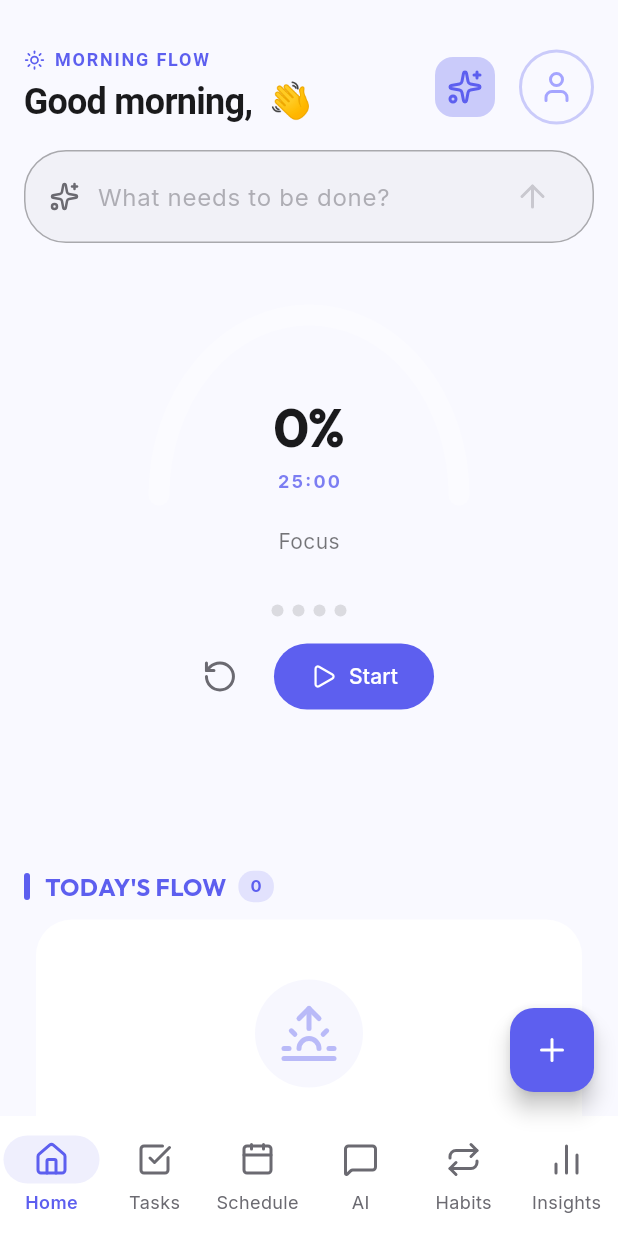
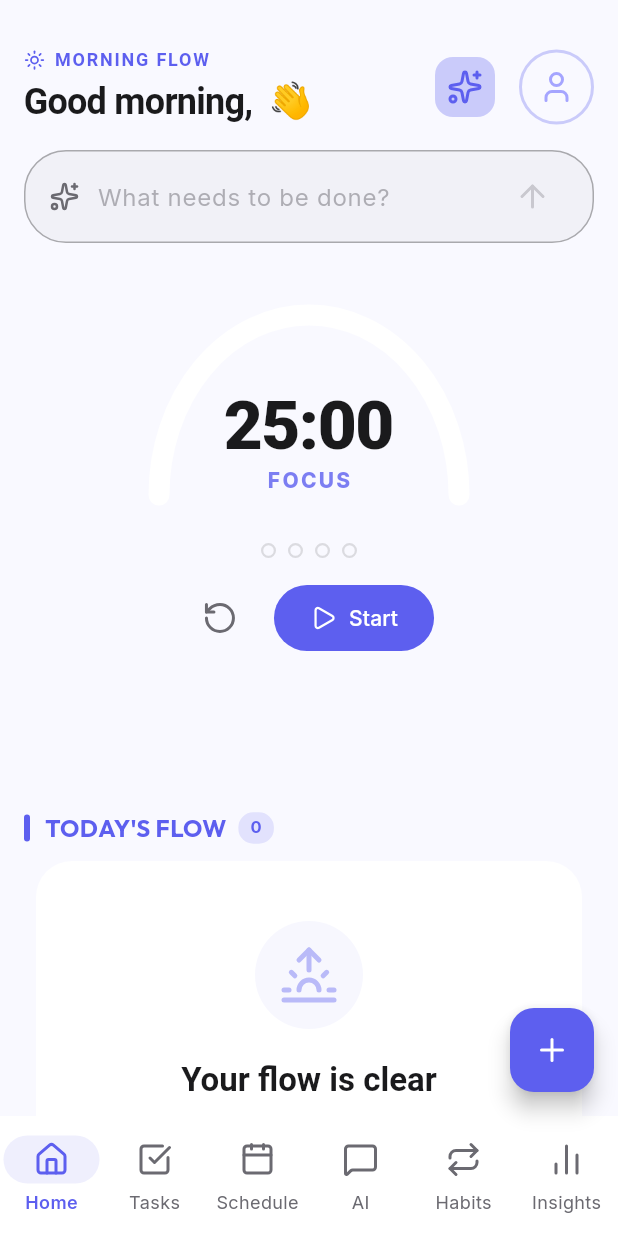
Before and after one commit to balajidot/AI-productivity-app, a Flutter app: the screen it shows once a user with an empty profile is signed in, on a phone screen of 412 x 824 dp. Run offline on Flutter 3.47's test engine with Material 3 defaults, Android fonts, the phone set to English and light mode, and no system bars; our stand-ins replace cloud_firestore, firebase_auth, firebase_core, fl_chart, flutter_local_notifications, flutter_markdown and 9 more; accounts and stored records are empty.

Commit message:
chore: UI refactoring, typography standardization, and category updates

```diff
--- a/lib/features/chat/presentation/ai_assistant_screen.dart
+++ b/lib/features/chat/presentation/ai_assistant_screen.dart
@@ -391,7 +391,6 @@
               color: theme.colorScheme.onSurfaceVariant,
             ),
           ),
-          const SizedBox(height: 12),
           const SizedBox(height: 32),
           _buildSuggestionCard(
             theme,
--- a/lib/features/dashboard/presentation/home_screen.dart
+++ b/lib/features/dashboard/presentation/home_screen.dart
@@ -200,14 +200,15 @@
     final sessionDots = List.generate(4, (i) {
       final filled = i < (pomodoro.sessionCount % 4);
       return Container(
-        width: 8,
-        height: 8,
-        margin: const EdgeInsets.symmetric(horizontal: 3),
+        width: 10,
+        height: 10,
+        margin: const EdgeInsets.symmetric(horizontal: 4),
         decoration: BoxDecoration(
           shape: BoxShape.circle,
-          color: filled
-              ? theme.colorScheme.primary
-              : theme.colorScheme.outlineVariant,
+          color: filled ? theme.colorScheme.primary : Colors.transparent,
+          border: filled
+            ? null
+            : Border.all(color: theme.colorScheme.outline, width: 1.5),
         ),
       );
     });
--- a/lib/features/dashboard/presentation/widgets/productivity_pulse_gauge.dart
+++ b/lib/features/dashboard/presentation/widgets/productivity_pulse_gauge.dart
@@ -1,6 +1,5 @@
 import 'dart:math' as math;
 import 'package:flutter/material.dart';
-import 'package:google_fonts/google_fonts.dart';
 import 'package:flutter_riverpod/flutter_riverpod.dart';
 
 class ProductivityPulseGauge extends ConsumerStatefulWidget {
@@ -82,7 +81,7 @@
               children: [
                 Text(
                   '${(_animation.value * 100).toInt()}%',
-                  style: GoogleFonts.manrope(
+                  style: (theme.textTheme.displayMedium ?? const TextStyle()).copyWith(
                     fontSize: 42,
                     fontWeight: FontWeight.w800,
                     letterSpacing: -1,
--- a/lib/features/focus/presentation/widgets/focus_hub_widget.dart
+++ b/lib/features/focus/presentation/widgets/focus_hub_widget.dart
@@ -1,8 +1,9 @@
 import 'dart:math' as math;
 import 'package:flutter/material.dart';
-import 'package:google_fonts/google_fonts.dart';
+import 'package:flutter_riverpod/flutter_riverpod.dart';
+import '../pomodoro_provider.dart';
 
-class FocusHubWidget extends StatelessWidget {
+class FocusHubWidget extends ConsumerStatefulWidget {
   final double progress; // 0.0 to 1.0
   final String label;
   final String subLabel;
@@ -15,16 +16,49 @@
   });
 
   @override
+  ConsumerState<FocusHubWidget> createState() => _FocusHubWidgetState();
+}
+
+class _FocusHubWidgetState extends ConsumerState<FocusHubWidget>
+    with SingleTickerProviderStateMixin {
+  late AnimationController _pulseController;
+  late Animation<double> _pulseAnimation;
+
+  @override
+  void initState() {
+    super.initState();
+    _pulseController = AnimationController(
+      vsync: this,
+      duration: const Duration(milliseconds: 1000),
+    );
+    _pulseAnimation = Tween<double>(begin: 1.0, end: 1.05).animate(
+      CurvedAnimation(parent: _pulseController, curve: Curves.easeInOut),
+    );
+  }
+
+  @override
+  void dispose() {
+    _pulseController.dispose();
+    super.dispose();
+  }
+
+  @override
   Widget build(BuildContext context) {
     final theme = Theme.of(context);
+    final isRunning = ref.watch(pomodoroProvider.select((s) => s.isRunning));
+
+    if (isRunning) {
+      _pulseController.repeat(reverse: true);
+    } else {
+      _pulseController.stop();
+      _pulseController.value = 0; // reset to 1.0 scale
+    }
 
     return Container(
       width: double.infinity,
       padding: const EdgeInsets.symmetric(vertical: 24),
-      child: Column(
-        children: [
-          TweenAnimationBuilder<double>(
-            tween: Tween<double>(begin: 0, end: progress),
+      child: TweenAnimationBuilder<double>(
+        tween: Tween<double>(begin: 0, end: widget.progress),
         duration: const Duration(milliseconds: 1200),
         curve: Curves.easeOutCubic,
         builder: (context, value, child) {
@@ -39,7 +73,7 @@
                     painter: _RadialPainter(
                       progress: value,
                       color: theme.colorScheme.primary,
-                          backgroundColor: theme.colorScheme.surfaceContainerHighest.withValues(alpha: 0.3),
+                      backgroundColor: theme.colorScheme.surfaceContainerHighest,
                     ),
                   ),
                 ),
@@ -48,20 +82,21 @@
                 bottom: 0,
                 child: Column(
                   children: [
-                        Text(
-                          '${(value * 100).toInt()}%',
-                          style: GoogleFonts.outfit(
-                            fontSize: 36,
-                            fontWeight: FontWeight.bold,
+                    ScaleTransition(
+                      scale: _pulseAnimation,
+                      child: Text(
+                        widget.label,
+                        style: theme.textTheme.displayMedium?.copyWith(
+                          fontWeight: FontWeight.w900,
                           color: theme.colorScheme.onSurface,
                           letterSpacing: -1,
                         ),
                       ),
+                    ),
                     Text(
-                          label,
-                          style: GoogleFonts.inter(
-                            fontSize: 12,
-                            fontWeight: FontWeight.w700,
+                      widget.subLabel.toUpperCase(),
+                      style: theme.textTheme.labelLarge?.copyWith(
+                        fontWeight: FontWeight.w800,
                         color: theme.colorScheme.primary.withValues(alpha: 0.8),
                         letterSpacing: 1.5,
                       ),
@@ -72,17 +107,6 @@
             ],
           );
         },
-          ),
-          const SizedBox(height: 20),
-          Text(
-            subLabel,
-            style: GoogleFonts.inter(
-              fontSize: 14,
-              fontWeight: FontWeight.w400,
-              color: theme.colorScheme.onSurface.withValues(alpha: 0.6),
-            ),
-          ),
-        ],
       ),
     );
   }
@@ -117,13 +141,14 @@
       ..strokeWidth = 14
       ..strokeCap = StrokeCap.round;
 
-    // Draw background arc
+    // Draw background arc (always visible)
     canvas.drawArc(rect, startAngle, sweepAngle, false, paintBase);
 
     // Draw progress arc
+    if (progress > 0) {
       canvas.drawArc(rect, startAngle, sweepAngle * progress, false, paintProgress);
     }
-
+  }
 
   @override
   bool shouldRepaint(covariant _RadialPainter oldDelegate) =>
--- a/lib/features/tasks/presentation/tasks_screen.dart
+++ b/lib/features/tasks/presentation/tasks_screen.dart
@@ -663,6 +663,8 @@
       {'name': 'Personal', 'icon': LucideIcons.home},
       {'name': 'Work', 'icon': LucideIcons.briefcase},
       {'name': 'Health', 'icon': LucideIcons.heart},
+      {'name': 'Study', 'icon': LucideIcons.bookOpen},
+      {'name': 'Finance', 'icon': LucideIcons.wallet},
       {'name': 'Inbox', 'icon': LucideIcons.inbox},
     ];
 
--- a/lib/features/tasks/presentation/widgets/quick_add_task_sheet.dart
+++ b/lib/features/tasks/presentation/widgets/quick_add_task_sheet.dart
@@ -5,6 +5,7 @@
 import '../../domain/task.dart';
 import '../task_provider.dart';
 import '../../data/natural_language_parser.dart';
+import '../../../../core/utils/app_utils.dart';
 
 class QuickAddTaskSheet extends ConsumerStatefulWidget {
   final Task? editTask;
@@ -576,7 +577,7 @@
     final task = Task(
       id: isEditing
           ? widget.editTask!.id
-          : DateTime.now().millisecondsSinceEpoch.toString(),
+          : AppUtils.generateId(prefix: 'task'),
       title: finalTitle,
       date: _selectedDate,
       time: _selectedTime != null ? _formatTimeOfDay(_selectedTime!) : null,
--- a/pubspec.yaml
+++ b/pubspec.yaml
@@ -1,5 +1,5 @@
 name: ai_productivity_assistant
-description: "A new Flutter project."
+description: "Obsidian AI — Personal productivity app with tasks, habits, Pomodoro timer, and AI assistant."
 # The following line prevents the package from being accidentally published to
 # pub.dev using `flutter pub publish`. This is preferred for private packages.
 publish_to: 'none' # Remove this line if you wish to publish to pub.dev
```
Also changed, not shown: lib/features/tasks/presentation/widgets/task_card.dart (+7 -29 lines), 1 other file. Lines whose indentation alone changed are shown as unchanged.
